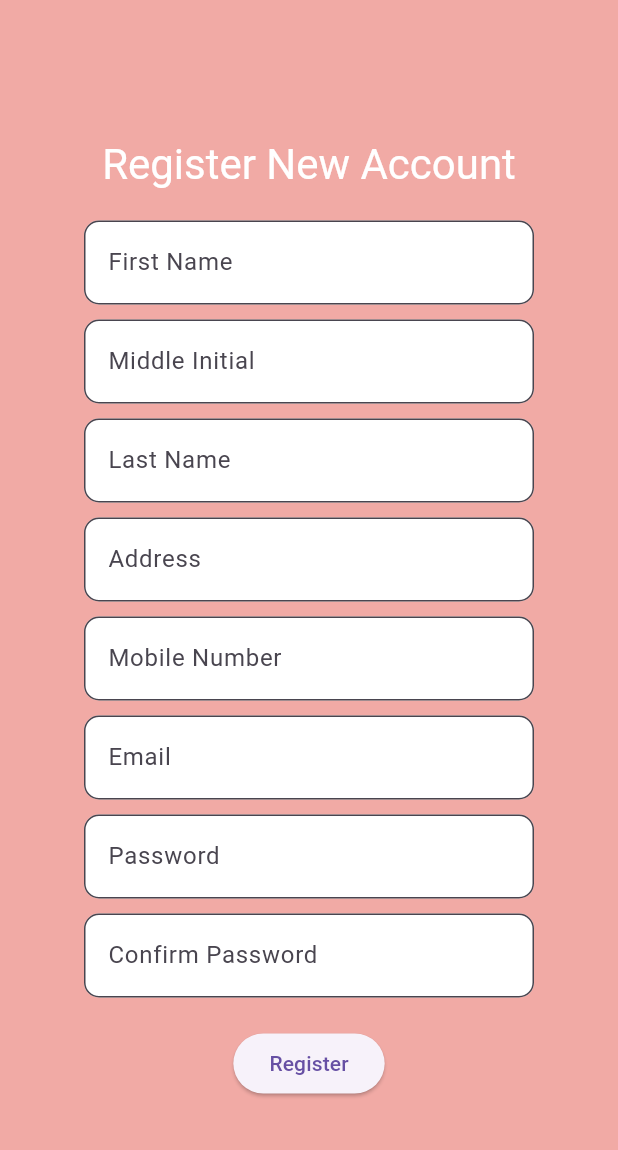
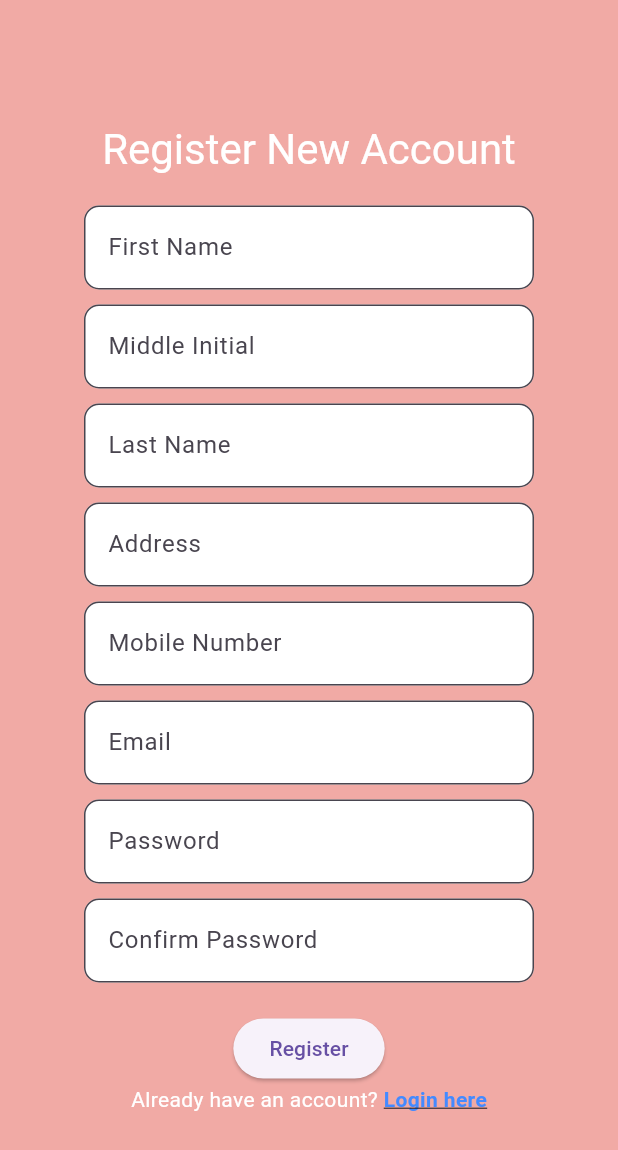
Before and after one commit to JayMatt21/ARlens, a Flutter app: the RegisterPage screen opened by its route, on a phone screen of 412 x 824 dp. Shown: the top 1150 px of the screen. Run offline on Flutter 3.47's test engine with Material 3 defaults, Android fonts, the phone set to English and light mode, and no system bars; our stand-ins replace equatable, flutter_bloc, flutter_screenutil, flutter_secure_storage, get_it, go_router and 2 more; accounts and stored records are empty.

Commit message:
updated Main and Registerpages

```diff
--- a/lib/main.dart
+++ b/lib/main.dart
@@ -1,3 +1,4 @@
+import 'package:arlens/presentation/pages/verify_otp.dart';
 import 'package:flutter/material.dart';
 import 'package:go_router/go_router.dart';
 import 'package:supabase_flutter/supabase_flutter.dart';
@@ -48,6 +49,13 @@ class ARLensApp extends StatelessWidget {
           builder: (context, state) => const RegisterPage(),
         ),
         GoRoute(
+          path: '/verify-otp',
+          builder: (context, state) {
+            final email = state.extra as String;
+            return VerifyOtpPage(email: email);
+          },
+        ),
+        GoRoute(
           path: '/customer-home',
           builder: (context, state) => const CustomerHomePage(),
         ),
--- a/lib/presentation/pages/register_page.dart
+++ b/lib/presentation/pages/register_page.dart
@@ -61,6 +61,28 @@ class _RegisterPageState extends State<RegisterPage> {
                       onPressed: () => registerUser(context),
                       child: const Text('Register'),
                     ),
+               Row(
+                  mainAxisAlignment: MainAxisAlignment.center,
+                  children: [
+                    const Text(
+                      "Already have an account? ",
+                      style: TextStyle(color: Colors.white),
+                    ),
+                    GestureDetector(
+                      onTap: () {
+                        Navigator.pushReplacementNamed(context, '/login');
+                      },
+                      child: const Text(
+                        "Login here",
+                        style: TextStyle(
+                          color: Colors.blueAccent,
+                          fontWeight: FontWeight.bold,
+                          decoration: TextDecoration.underline,
+                        ),
+                      ),
+                    ),
+                  ],
+                ),
             ],
           ),
         ),
```
